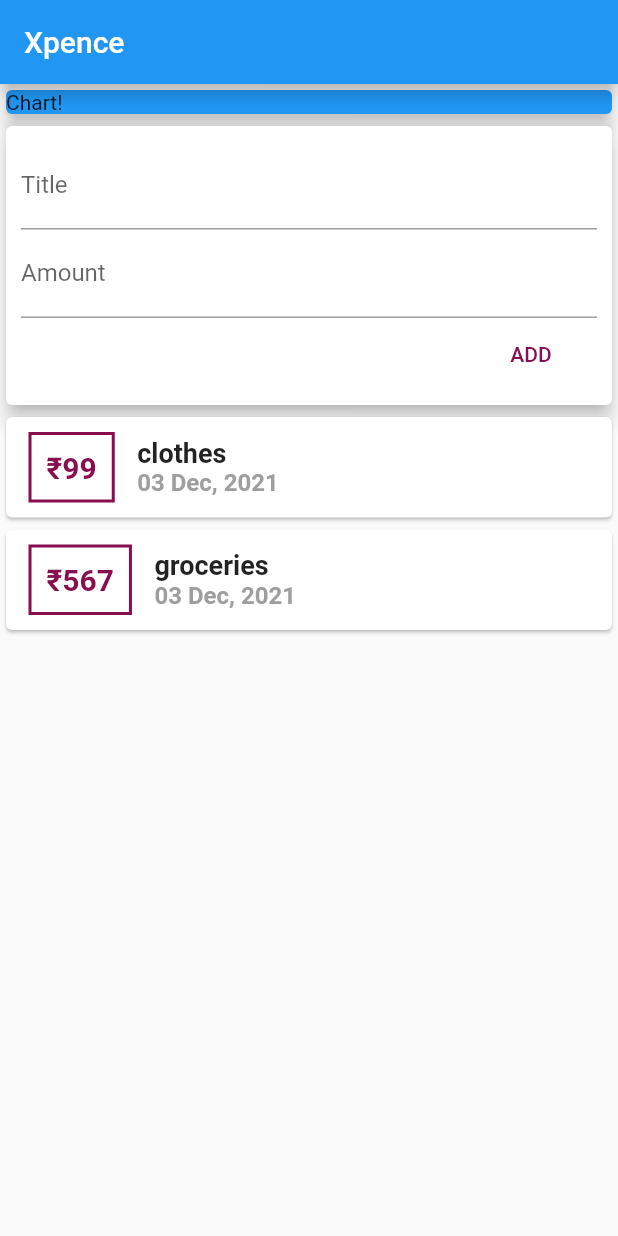
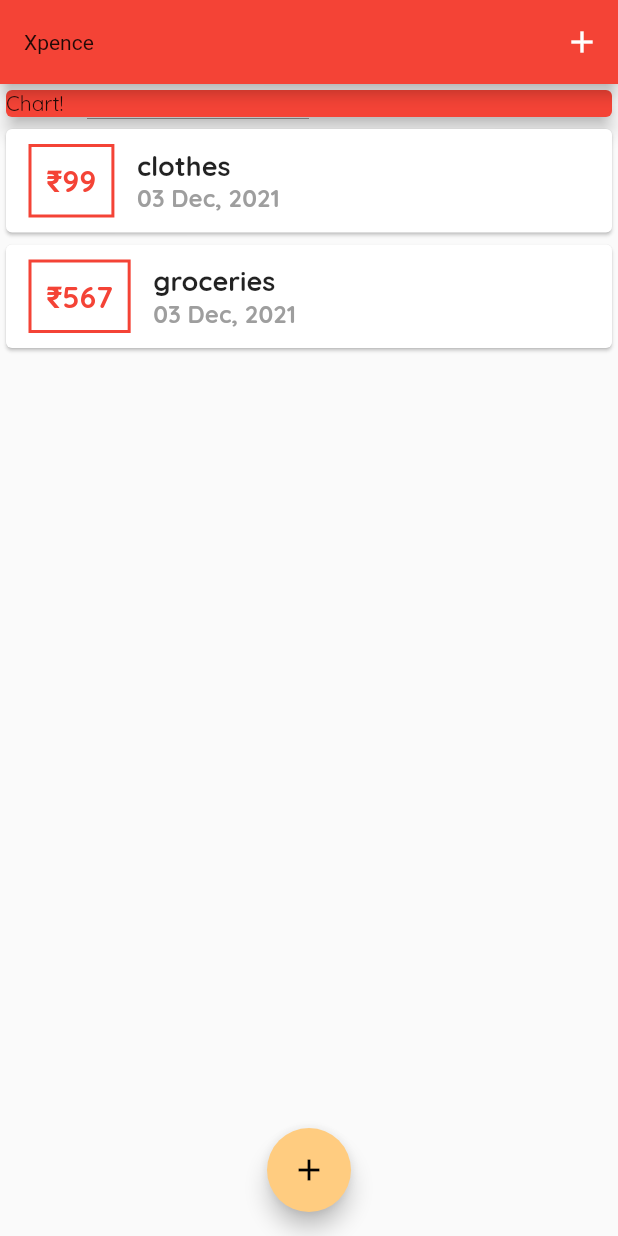
Before and after one commit to rohitghorpade129/Xpence, a Flutter app: the screen it shows after launch, on a phone screen of 412 x 824 dp. Run offline on Flutter 3.47's test engine with Material 2 defaults, Android fonts, the phone set to English and light mode, and no system bars.

Commit message:
made list scrollable and added custom theme

```diff
--- a/lib/main.dart
+++ b/lib/main.dart
@@ -1,8 +1,9 @@
 
-
+import './widgets/TransactionList.dart';
+import 'package:Xpence/widgets/new_transaction.dart';
+import 'package:flutter/gestures.dart';
 import 'package:flutter/material.dart';
-
-import './widgets/user_transaction.dart';
+import 'models/transaction.dart';
 
 void main() {
   runApp(MyApp());
@@ -13,40 +14,100 @@ class MyApp extends StatelessWidget{
   Widget build(BuildContext context) {
     return MaterialApp(
       title: 'Xpence',
+      theme: ThemeData(
+        primarySwatch: Colors.red,
+        accentColor: Colors.orange[200],
+        fontFamily: 'Quicksand',
+        appBarTheme: AppBarTheme(textTheme: ThemeData.light().textTheme.copyWith()),
+      ),
       home:MyHomePage(),
     );
   }
 }
 
-class MyHomePage extends StatelessWidget {
+class MyHomePage extends StatefulWidget {
 
  // String TitleInput;
  // String AmountInput;
+  @override
+  State<MyHomePage> createState() => _MyHomePageState();
+}
+
+class _MyHomePageState extends State<MyHomePage> {
   final titleController=TextEditingController();
+
   final amountController=TextEditingController();
+    final List<Transaction> _userTransactions=[
+      Transaction(
+           id:'t1',
+           title:'clothes',
+           amount: 99,
+           date: DateTime.now()
+           ),
+      Transaction  (
+            id:'t2' ,
+            title:'groceries' ,
+            amount: 567,
+            date: DateTime.now()
+            )
+            ];
+  void _addNewTransaction(String txTitle, int txamount){
+      final newtx=Transaction(
+      title: txTitle,
+      amount: txamount,
+      date: DateTime.now(),
+     );
+
+
+  setState(() {
+    _userTransactions.add(newtx);
+  });
+  }
+  void _startAddNewTransaction(BuildContext ctx){
+    showModalBottomSheet(context: ctx , builder: (bctx){
+      return GestureDetector(
+        onTap: (){},
+        child: NewTransaction(_addNewTransaction),
+        behavior:HitTestBehavior.opaque ,
+        );
+    });
+  }
 
   @override
   Widget build(BuildContext context) {
     return Scaffold(
       appBar: AppBar(
+      //backgroundColor: Colors.pink[900],
       title: Text('Xpence'),
+      actions: <Widget>[
+        IconButton(
+          icon: Icon(Icons.add),
+          onPressed: () => _startAddNewTransaction(context),
+          ),
+      ],
       ),
 
       body: Column(
-      //mainAxisAlignment:MainAxisAlignment.spaceAround ,
+
       crossAxisAlignment: CrossAxisAlignment.center,
       children: <Widget>[
         Container(
           width: double.infinity,
-          child: Card(color: Colors.blue,
+          child: Card(color: Theme.of(context).primaryColor,
             child: Text('Chart!'),
             elevation: 5,
 
           ),
         ),
-        UserTransactions()
+        TransactionList(_userTransactions),
       ],
-      )
+
+      ),
+      floatingActionButtonLocation:FloatingActionButtonLocation.centerFloat ,
+      floatingActionButton: FloatingActionButton(
+      child:Icon(Icons.add),
+      onPressed:()=>_startAddNewTransaction(context) ,
+      ),
     );
 
   }
--- a/lib/widgets/TransactionList.dart
+++ b/lib/widgets/TransactionList.dart
@@ -12,23 +12,25 @@ class TransactionList extends StatelessWidget {
   TransactionList(this.transactions);
   @override
   Widget build(BuildContext context) {
-    return Column(
-            children: transactions.map((tx){
+    return Container(
+      height:300,
+      child: ListView.builder(
+      itemBuilder:(ctx,index){
         return Card(
           child:Row(
               children:<Widget> [
                 Container(margin: EdgeInsets.symmetric(vertical: 10,horizontal: 15),
                   child: Text(
-                         '₹'+tx.amount.toString(),
+                    '₹'+transactions[index].amount.toString(),
                   style: TextStyle(
                     fontWeight: FontWeight.bold,
                     fontSize: 20,
-                         color: Colors.pink[900],
+                    color: Theme.of(context).primaryColor,
                     ),
                   ),
                   decoration: BoxDecoration(
                     border:Border.all(
-                           color: Colors.pink[900],
+                      color: Theme.of(context).primaryColor,
                       width: 2,
 
                   )
@@ -38,7 +40,7 @@ class TransactionList extends StatelessWidget {
                 Column(
                   crossAxisAlignment: CrossAxisAlignment.start,
                   children:<Widget> [
-                         Text(tx.title,
+                    Text(transactions[index].title,
                     style: TextStyle(
                     fontWeight: FontWeight.bold,
                     fontSize: 18,
@@ -46,7 +48,7 @@ class TransactionList extends StatelessWidget {
                     ),
                     ),
                     Text(
-                         DateFormat('dd MMM, yyyy').format(tx.date),
+                    DateFormat('dd MMM, yyyy').format(transactions[index].date),
                     style: TextStyle(
                     fontWeight: FontWeight.bold,
                     fontSize: 16,
@@ -59,7 +61,10 @@ class TransactionList extends StatelessWidget {
             ),
           );
 
-            }).toList(),
+      } ,
+      itemCount: transactions.length,
+
+      ),
 );
 }
 }
--- a/lib/widgets/user_transaction.dart
+++ /dev/null
@@ -1,49 +0,0 @@
-import 'package:flutter/material.dart';
-import 'package:Xpence/widgets/TransactionList.dart';
-import 'package:Xpence/widgets/new_transaction.dart';
-import '../models/transaction.dart';
-class UserTransactions extends StatefulWidget {
-
-
-  @override
-  _UserTransactionsState createState() => _UserTransactionsState();
-}
-
-class _UserTransactionsState extends State<UserTransactions> {
-
-  final List<Transaction> _userTransactions=[
-      Transaction(
-           id:'t1',
-           title:'clothes',
-           amount: 99,
-           date: DateTime.now()
-           ),
-      Transaction  (
-            id:'t2' ,
-            title:'groceries' ,
-            amount: 567,
-            date: DateTime.now()
-            )
-            ];
-  void _addNewTransaction(String txTitle, int txamount){
-      final newtx=Transaction(
-      title: txTitle,
-      amount: txamount,
-      date: DateTime.now(),
-     );
-
-  setState((){
-    _userTransactions.add(newtx);
-  });
-  }
-  @override
-  Widget build(BuildContext context) {
-
-    return Column(
-      children:[
-      NewTransaction(_addNewTransaction),
-      TransactionList(_userTransactions),
-      ],
-    );
-  }
-}
```
Also changed, not shown: lib/widgets/new_transaction.dart (+31 -13 lines), pubspec.yaml (+12 -12 lines), assets/fonts/OpenSans-Bold.ttf (added), assets/fonts/OpenSans-Regular.ttf (added), assets/fonts/Quicksand-Bold.ttf (added), assets/fonts/Quicksand-Light.ttf (added), assets/fonts/Quicksand-Medium.ttf (added), assets/fonts/Quicksand-Regular.ttf (added). Lines whose indentation alone changed are shown as unchanged.
